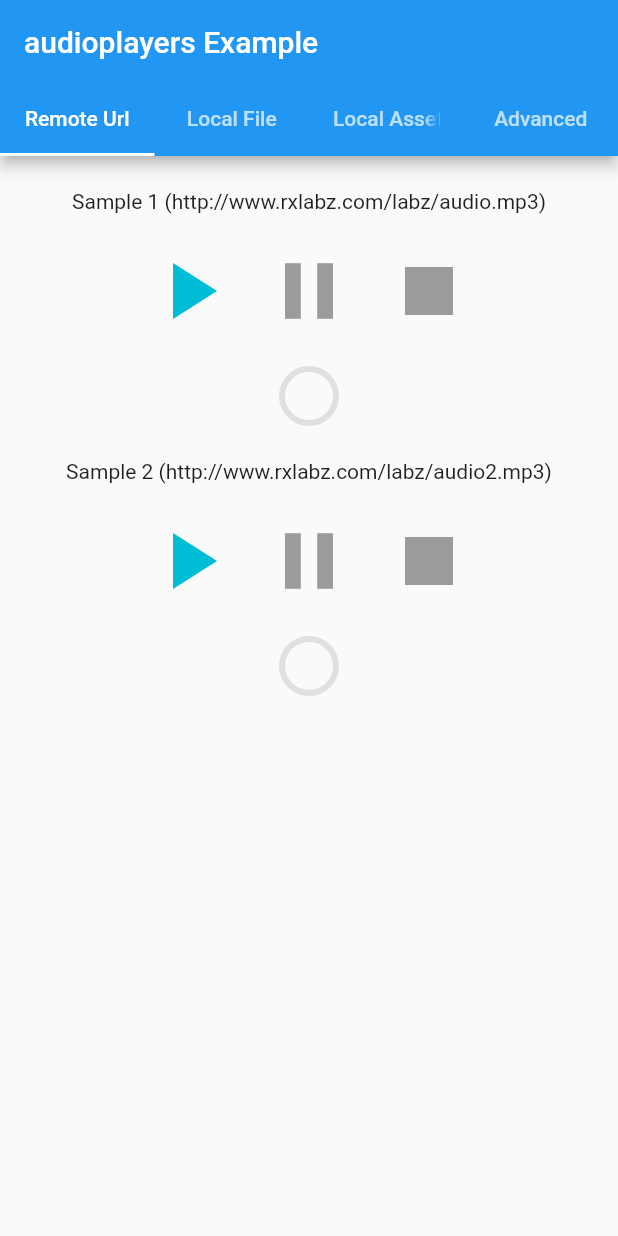
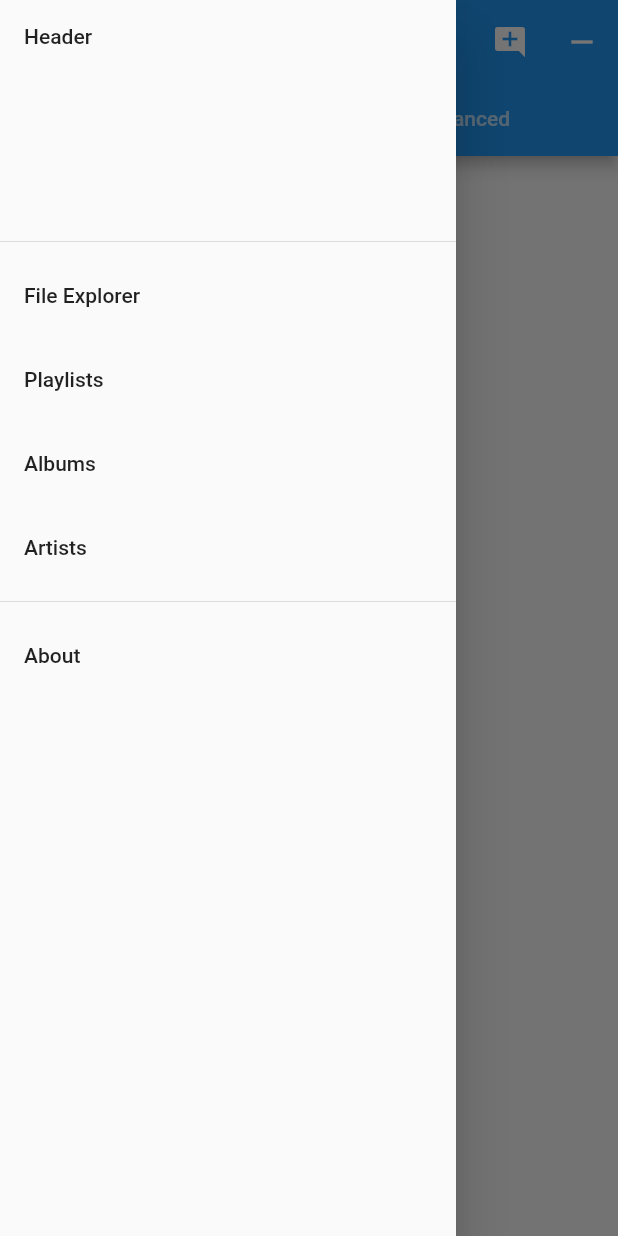
Before and after one commit to IrosTheBeggar/mstream-flutter, a Flutter app: the screen it shows after launch, with the side drawer open (before the commit the screen has no drawer), on a phone screen of 412 x 824 dp. Run offline on Flutter 3.47's test engine with Material 2 defaults, Android fonts, the phone set to English and light mode, and no system bars; our stand-ins replace audioplayers; network calls fail.

Commit message:
working lists and server calls

```diff
--- a/lib/main.dart
+++ b/lib/main.dart
@@ -4,15 +4,26 @@ import 'dart:io';
 import 'package:audioplayers/audio_cache.dart';
 import 'package:audioplayers/audioplayers.dart';
 import 'package:flutter/material.dart';
-import 'package:http/http.dart';
+import 'package:http/http.dart' as http;
 import 'package:path_provider/path_provider.dart';
-
+import 'dart:convert';
 import 'player_widget.dart';
+import 'package:path/path.dart' as path;
 
 typedef void OnError(Exception exception);
 
 const kUrl1 = 'http://www.rxlabz.com/labz/audio.mp3';
 const kUrl2 = 'http://www.rxlabz.com/labz/audio2.mp3';
+String  actionText = "Default";
+
+var queueList = [];
+var serverList = [];
+var currentServer = {
+  'url': 'https://demo.mstream.io/',
+  'username': '',
+  'jwt': '',
+  'password': ''
+};
 
 void main() {
   runApp(new MaterialApp(home: new ExampleApp()));
@@ -27,9 +38,10 @@ class _ExampleAppState extends State<ExampleApp> {
   AudioCache audioCache = new AudioCache();
   AudioPlayer advancedPlayer = new AudioPlayer();
   String localFilePath;
+  List displayList = new List();
 
   Future _loadFile() async {
-    final bytes = await readBytes(kUrl1);
+    final bytes = await http.readBytes(kUrl1);
     final dir = await getApplicationDocumentsDirectory();
     final file = new File('${dir.path}/audio.mp3');
 
@@ -44,7 +56,7 @@ class _ExampleAppState extends State<ExampleApp> {
   Widget _tab(List<Widget> children) {
     return Center(
       child: Container(
-        padding: EdgeInsets.all(16.0),
+        padding: EdgeInsets.all(0.0),
         child: Column(
           children: children
               .map((w) => Container(child: w, padding: EdgeInsets.all(6.0)))
@@ -60,37 +72,48 @@ class _ExampleAppState extends State<ExampleApp> {
         child: RaisedButton(child: Text(txt), onPressed: onPressed));
   }
 
-  Widget remoteUrl() {
-    return _tab([
-      Text('Sample 1 ($kUrl1)'),
-      PlayerWidget(url: kUrl1),
-      Text('Sample 2 ($kUrl2)'),
-      PlayerWidget(url: kUrl2),
-    ]);
+  // Loal File Screen
+  Widget localFile() {
+    return ListView.builder(
+      physics: const AlwaysScrollableScrollPhysics (),
+      itemCount: displayList.length,
+      itemBuilder: (BuildContext context, int index) {
+        print('XXX');
+        print(displayList[index]);
+        return new ListTile(
+          title: Text(displayList[index]['name'].toString()),
+          onTap: () {
+            print(displayList[index]['directory']);
+            if(displayList[index]['type'] == 'directory') {
+              getFileList(displayList[index]['directory']);
+            }
+          },
+        );
+      }
+    );
   }
 
-  Widget localFile() {
-    return _tab([
-      Text('File: $kUrl1'),
-      _btn('Download File to your Device', () => _loadFile()),
-      Text('Current local file path: $localFilePath'),
-      localFilePath == null
-          ? Container()
-          : PlayerWidget(url: localFilePath, isLocal: true),
-    ]);
+  Future<void> getFileList(String directory) async {
+    var url = "https://demo.mstream.io/dirparser";
+    var response = await http.post(url, body: {"dir": directory});
+    print("Response status: ${response.statusCode}");
+    print("Response body: ${response.body}");
+    var res = jsonDecode(response.body);
+    print(res['contents']);
+    displayList.clear();
+    res['contents'].forEach((e) {
+      print(e);
+      setState(() {
+        displayList.add({
+          'type': e['type'],
+          'name': e['name'],
+          'directory': path.join(res['path'], e['name'])
+        });
+      });
+    });
   }
 
-  Widget localAsset() {
-    return _tab([
-      Text('Play Local Asset \'audio.mp3\':'),
-      _btn('Play', () => audioCache.play('audio.mp3')),
-      Text('Loop Local Asset \'audio.mp3\':'),
-      _btn('Loop', () => audioCache.loop('audio.mp3')),
-      Text('Play Local Asset \'audio2.mp3\':'),
-      _btn('Play', () => audioCache.play('audio2.mp3')),
-    ]);
-  }
-
+  // Advanced Screen
   Widget advanced() {
     return _tab([
       Column(children: [
@@ -127,7 +150,23 @@ class _ExampleAppState extends State<ExampleApp> {
           _btn('release', () => advancedPlayer.release()),
         ], mainAxisAlignment: MainAxisAlignment.spaceEvenly),
       ]),
+      // End of Advanced Player
+
+      // // Other Examples
+      // Text('Play Local Asset \'audio.mp3\':'),
+      // _btn('Play', () => audioCache.play('audio.mp3')),
+      // Text('File: $kUrl1'),
+      // _btn('Download File to your Device', () => _loadFile()),
+      // // Text('Current local file path: $localFilePath'),
+      // localFilePath == null
+      //     ? Container()
+      //     : PlayerWidget(url: localFilePath, isLocal: true),
     ]);
+  }
+
+  @override
+  void initState() {
+    getFileList("");
   }
 
   @override
@@ -138,16 +177,63 @@ class _ExampleAppState extends State<ExampleApp> {
         appBar: AppBar(
           bottom: TabBar(
             tabs: [
-              Tab(text: 'Remote Url'),
               Tab(text: 'Local File'),
-              Tab(text: 'Local Asset'),
               Tab(text: 'Advanced'),
             ],
           ),
-          title: Text('audioplayers Example'),
+          title: Text('mStream'),
+          actions: <Widget> [
+            new IconButton (
+              icon: new Icon(Icons.add_comment),
+              onPressed: (){
+                setState(() {
+                  actionText = "New Text";
+                });
+              }
+            ),
+            new IconButton (
+              icon: new Icon(Icons.remove),
+              onPressed: (){
+                setState(() {
+                  actionText = "Default";
+                });
+              }
+            ),
+          ]
+        ),
+        drawer: new Drawer(
+          child: new ListView(
+            children: <Widget> [
+              new DrawerHeader(child: new Text('Header'),),
+              new ListTile(
+                title: new Text('File Explorer'),
+                onTap: () {
+                  getFileList("");
+                  Navigator.of(context).pop();
+                },
+              ),
+              new ListTile(
+                title: new Text('Playlists'),
+                onTap: () {},
+              ),
+              new ListTile(
+                title: new Text('Albums'),
+                onTap: () {},
+              ),
+              new ListTile(
+                title: new Text('Artists'),
+                onTap: () {},
+              ),
+              new Divider(),
+              new ListTile(
+                title: new Text('About'),
+                onTap: () {},
+              ),
+            ],
+          )
         ),
         body: TabBarView(
-          children: [remoteUrl(), localFile(), localAsset(), advanced()],
+          children: [localFile(), advanced()],
         ),
       ),
     );
--- a/pubspec.yaml
+++ b/pubspec.yaml
@@ -15,8 +15,10 @@ environment:
 dependencies:
   flutter:
     sdk: flutter
-  http: ^0.11.3+17
+  http: ^0.12.0
   audioplayers: ^0.7.8
+  flutter_downloader: ^1.1.3
+  path: ^1.6.2
 
   # The following adds the Cupertino Icons font to your application.
   # Use with the CupertinoIcons class for iOS style icons.
```
Also changed, not shown: 1 other file.
